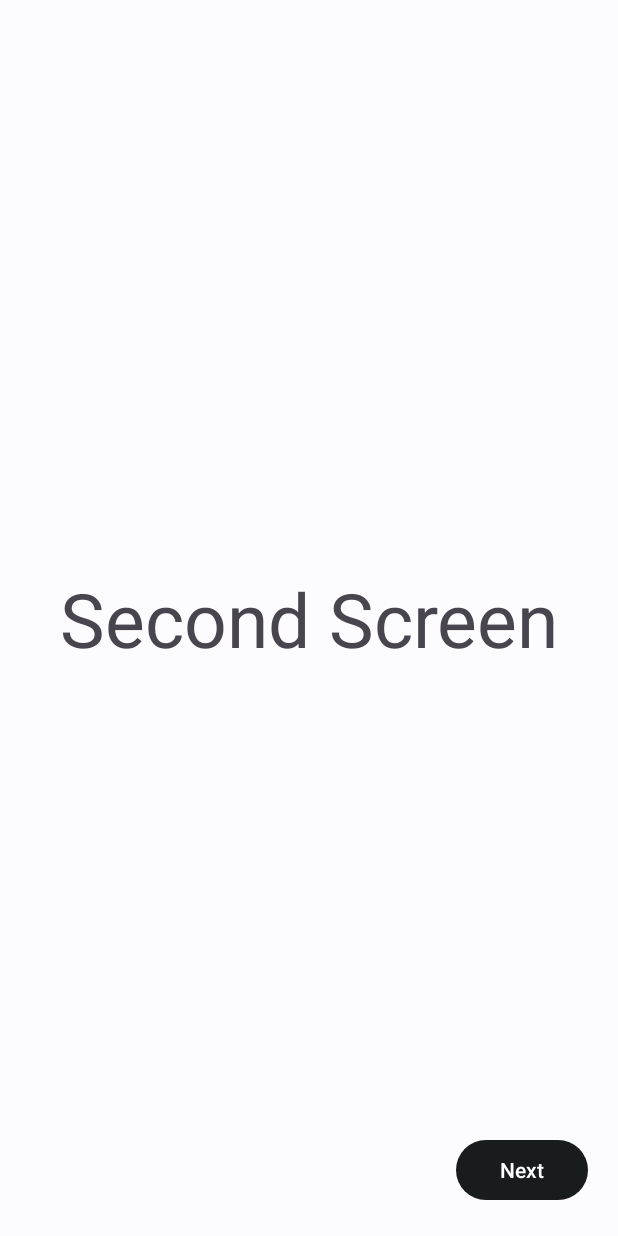
After one commit to rodrigofelixf/nao-reveze, an Android app: the fragment SecondScreen placed in its activity, on a phone screen of 412 x 824 dp. The commit adds this screen. Run offline under Robolectric (Android 15) with nearby library versions, the phone set to English and light mode, and no system bars; 1 statement that could not run was skipped.

Commit message:
adiciona a primeira parte da implementaecao antes da definicao da ui

```diff
--- a/app/build.gradle
+++ b/app/build.gradle
@@ -55,6 +55,9 @@ dependencies {
     // ViewPager2
     implementation 'androidx.viewpager2:viewpager2:1.0.0'
 
+    // Dots Indicator ViewPagger2
+    implementation("com.tbuonomo:dotsindicator:5.0")
+
     // ViewModel // LiveData
     implementation "androidx.lifecycle:lifecycle-viewmodel-ktx:2.6.1"
 
--- a/app/src/main/java/br/com/rodrigo/naoreveze/ui/adapter/MusculosAdapter.kt
+++ b/app/src/main/java/br/com/rodrigo/naoreveze/ui/adapter/MusculosAdapter.kt
@@ -2,8 +2,8 @@ package br.com.rodrigo.naoreveze.ui.adapter
 import android.view.LayoutInflater
 import android.view.ViewGroup
 import androidx.recyclerview.widget.RecyclerView
+import br.com.rodrigo.naoreveze.database.model.MusculoModel
 import br.com.rodrigo.naoreveze.databinding.MusculoItemBinding
-import br.com.rodrigo.naoreveze.database.model.MusculoModel
 
 class MusculosAdapter(
     private var listaMusculoModels: List<MusculoModel>,
--- /dev/null
+++ b/app/src/main/java/br/com/rodrigo/naoreveze/ui/adapter/ViewPagerAdapter.kt
@@ -0,0 +1,19 @@
+package br.com.rodrigo.naoreveze.ui.adapter
+
+import androidx.fragment.app.Fragment
+import androidx.fragment.app.FragmentManager
+import androidx.lifecycle.Lifecycle
+import androidx.viewpager2.adapter.FragmentStateAdapter
+
+class ViewPagerAdapter(list : ArrayList<Fragment>, fm : FragmentManager, lifecycle : Lifecycle):
+    FragmentStateAdapter(fm,lifecycle) {
+    private val fragmentList = list
+
+    override fun getItemCount(): Int {
+        return fragmentList.size
+    }
+
+    override fun createFragment(position: Int): Fragment {
+        return fragmentList[position]
+    }
+}
--- a/app/src/main/java/br/com/rodrigo/naoreveze/ui/fragments/ImcFragment.kt
+++ b/app/src/main/java/br/com/rodrigo/naoreveze/ui/fragments/ImcFragment.kt
@@ -1,6 +1,7 @@
 package br.com.rodrigo.naoreveze.ui.fragments
 
 
+import android.content.Intent
 import android.os.Bundle
 import android.view.LayoutInflater
 import android.view.View
@@ -13,6 +14,7 @@ import br.com.rodrigo.naoreveze.R
 import br.com.rodrigo.naoreveze.application.NaoRevezeApplication
 
 import br.com.rodrigo.naoreveze.databinding.FragmentImcBinding
+import br.com.rodrigo.naoreveze.ui.MainActivity
 import br.com.rodrigo.naoreveze.ui.viewmodel.UserViewModel
 import br.com.rodrigo.naoreveze.ui.viewmodel.UserViewModelFactory
 import com.google.android.material.bottomsheet.BottomSheetDialog
@@ -48,6 +50,7 @@ class ImcFragment : Fragment() {
             val greetings = "Olá, ${user?.userName}"
             binding.textViewSaudacoesNome.text = greetings
         }
+
     }
 
     override fun onStart() {
--- /dev/null
+++ b/app/src/main/java/br/com/rodrigo/naoreveze/ui/fragments/onboarding/OnBoardingFragment.kt
@@ -0,0 +1,53 @@
+package br.com.rodrigo.naoreveze.ui.fragments.onboarding
+
+import android.os.Bundle
+import androidx.fragment.app.Fragment
+import android.view.LayoutInflater
+import android.view.View
+import android.view.ViewGroup
+import br.com.rodrigo.naoreveze.R
+import br.com.rodrigo.naoreveze.databinding.FragmentImcBinding
+import br.com.rodrigo.naoreveze.databinding.FragmentOnBoardingBinding
+import br.com.rodrigo.naoreveze.ui.adapter.ViewPagerAdapter
+import br.com.rodrigo.naoreveze.ui.fragments.onboarding.screenfragments.FirstScreen
+import br.com.rodrigo.naoreveze.ui.fragments.onboarding.screenfragments.SecondScreen
+import br.com.rodrigo.naoreveze.ui.fragments.onboarding.screenfragments.ThirdScreen
+
+
+class OnBoardingFragment : Fragment() {
+
+    private val binding: FragmentOnBoardingBinding by lazy {
+        FragmentOnBoardingBinding.inflate(layoutInflater)
+    }
+
+    override fun onCreateView(
+        inflater: LayoutInflater, container: ViewGroup?,
+        savedInstanceState: Bundle?
+    ): View {
+        return binding.root
+    }
+
+    override fun onViewCreated(view: View, savedInstanceState: Bundle?) {
+        super.onViewCreated(view, savedInstanceState)
+
+        val fragmentList = arrayListOf<Fragment>(
+            FirstScreen(),
+            SecondScreen(),
+            ThirdScreen()
+        )
+
+        val adapter = ViewPagerAdapter(
+            fragmentList,
+            requireActivity().supportFragmentManager,
+            lifecycle
+        )
+
+        binding.viewPager.adapter = adapter
+        val indicator = binding.dotsIndicator
+
+        indicator.attachTo(binding.viewPager)
+    }
+
+
+
+}
--- /dev/null
+++ b/app/src/main/java/br/com/rodrigo/naoreveze/ui/fragments/onboarding/screenfragments/FirstScreen.kt
@@ -0,0 +1,37 @@
+package br.com.rodrigo.naoreveze.ui.fragments.onboarding.screenfragments
+
+import android.os.Bundle
+import android.view.LayoutInflater
+import android.view.View
+import android.view.ViewGroup
+import androidx.fragment.app.Fragment
+import androidx.viewpager2.widget.ViewPager2
+import br.com.rodrigo.naoreveze.R
+import br.com.rodrigo.naoreveze.databinding.FragmentFirstScreenBinding
+
+
+class FirstScreen : Fragment() {
+
+    private val binding: FragmentFirstScreenBinding by lazy {
+        FragmentFirstScreenBinding.inflate(layoutInflater)
+    }
+
+    override fun onCreateView(
+        inflater: LayoutInflater, container: ViewGroup?,
+        savedInstanceState: Bundle?
+    ): View {
+        return binding.root
+    }
+
+    override fun onViewCreated(view: View, savedInstanceState: Bundle?) {
+        super.onViewCreated(view, savedInstanceState)
+
+        val viewPager = activity?.findViewById<ViewPager2>(R.id.view_pager)
+
+        binding.buttonNext.setOnClickListener {
+            viewPager?.currentItem = 1
+        }
+    }
+
+
+}
--- /dev/null
+++ b/app/src/main/java/br/com/rodrigo/naoreveze/ui/fragments/onboarding/screenfragments/SecondScreen.kt
@@ -0,0 +1,37 @@
+package br.com.rodrigo.naoreveze.ui.fragments.onboarding.screenfragments
+
+import android.os.Bundle
+import android.view.LayoutInflater
+import android.view.View
+import android.view.ViewGroup
+import androidx.fragment.app.Fragment
+import androidx.viewpager2.widget.ViewPager2
+import br.com.rodrigo.naoreveze.R
+import br.com.rodrigo.naoreveze.databinding.FragmentFirstScreenBinding
+import br.com.rodrigo.naoreveze.databinding.FragmentSecondScreenBinding
+
+
+class SecondScreen : Fragment() {
+
+
+    private val binding: FragmentSecondScreenBinding by lazy {
+        FragmentSecondScreenBinding.inflate(layoutInflater)
+    }
+
+    override fun onCreateView(
+        inflater: LayoutInflater, container: ViewGroup?,
+        savedInstanceState: Bundle?
+    ): View {
+        return binding.root
+    }
+
+    override fun onViewCreated(view: View, savedInstanceState: Bundle?) {
+        super.onViewCreated(view, savedInstanceState)
+
+        val viewPager = activity?.findViewById<ViewPager2>(R.id.view_pager)
+
+        binding.buttonNext.setOnClickListener {
+            viewPager?.currentItem = 2
+        }
+    }
+}
--- /dev/null
+++ b/app/src/main/res/layout/fragment_second_screen.xml
@@ -0,0 +1,34 @@
+<?xml version="1.0" encoding="utf-8"?>
+<androidx.constraintlayout.widget.ConstraintLayout xmlns:android="http://schemas.android.com/apk/res/android"
+    xmlns:app="http://schemas.android.com/apk/res-auto"
+    xmlns:tools="http://schemas.android.com/tools"
+    android:layout_width="match_parent"
+    android:layout_height="match_parent"
+    tools:context=".ui.fragments.onboarding.screenfragments.FirstScreen">
+
+
+    <TextView
+        android:id="@+id/text_view_secondScreen"
+        android:layout_width="wrap_content"
+        android:layout_height="wrap_content"
+        android:text="Second Screen"
+        android:textSize="50sp"
+        app:layout_constraintBottom_toBottomOf="parent"
+        app:layout_constraintEnd_toEndOf="parent"
+        app:layout_constraintHorizontal_bias="0.5"
+        app:layout_constraintStart_toStartOf="parent"
+        app:layout_constraintTop_toTopOf="parent"
+        app:layout_constraintVertical_bias="0.5" />
+
+
+    <Button
+        android:id="@+id/button_next"
+        android:layout_width="wrap_content"
+        android:layout_height="wrap_content"
+        android:text="Next"
+        android:layout_marginBottom="20dp"
+        android:layout_marginEnd="20dp"
+        app:layout_constraintBottom_toBottomOf="parent"
+        app:layout_constraintEnd_toEndOf="parent" />
+
+</androidx.constraintlayout.widget.ConstraintLayout>
--- a/app/src/main/res/navigation/nav_graph_user_data.xml
+++ b/app/src/main/res/navigation/nav_graph_user_data.xml
@@ -2,7 +2,7 @@
 <navigation xmlns:android="http://schemas.android.com/apk/res/android"
     xmlns:app="http://schemas.android.com/apk/res-auto"
     xmlns:tools="http://schemas.android.com/tools"
-    app:startDestination="@id/userNameFragment"
+    app:startDestination="@id/onBoardingFragment"
     android:id="@+id/nav_graph_user_data">
     <fragment
         android:id="@+id/userNameFragment"
@@ -48,4 +48,13 @@
         android:id="@+id/splashActivity"
         android:name="br.com.rodrigo.naoreveze.ui.SplashActivity"
         android:label="SplashActivity" />
+    <fragment
+        android:id="@+id/onBoardingFragment"
+        android:name="br.com.rodrigo.naoreveze.ui.fragments.onboarding.OnBoardingFragment"
+        android:label="fragment_on_boarding"
+        tools:layout="@layout/fragment_on_boarding" >
+        <action
+            android:id="@+id/action_onBoardingFragment_to_userNameFragment"
+            app:destination="@id/userNameFragment" />
+    </fragment>
 </navigation>
```
Also changed, not shown: app/src/main/java/br/com/rodrigo/naoreveze/ui/fragments/onboarding/screenfragments/ThirdScreen.kt (added, +44 -0 lines), app/src/main/res/layout/fragment_first_screen.xml (added, +34 -0 lines), app/src/main/res/layout/fragment_on_boarding.xml (added, +37 -0 lines), app/src/main/res/layout/fragment_third_screen.xml (added, +34 -0 lines), app/src/main/res/navigation/nav_graph_bottom_navigation.xml (+1 -8 lines).
